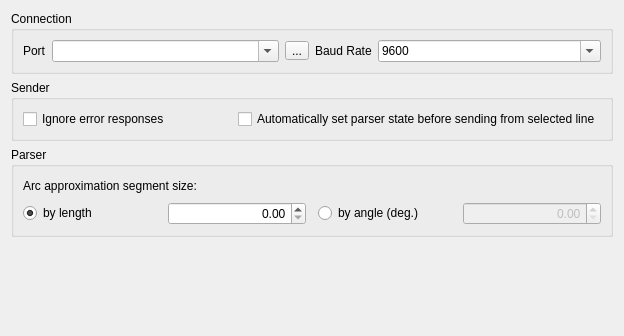
First picture: the form in View/Settings/ConnectionSettingsForm.ui, repository octronic-uk/Candle, before the edit.
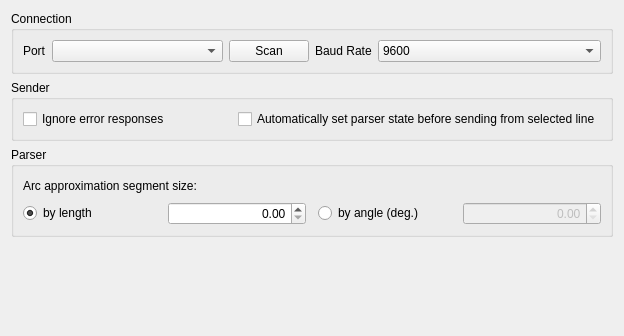
Second picture: the form after the edit. Icons and pictures are not drawn.

Commit message: Settings model work

Patch:
```diff
--- a/View/Settings/ConnectionSettingsForm.ui
+++ b/View/Settings/ConnectionSettingsForm.ui
@@ -44,14 +44,14 @@
            </sizepolicy>
           </property>
           <property name="editable">
-           <bool>true</bool>
+           <bool>false</bool>
           </property>
          </widget>
         </item>
         <item>
-         <widget class="QToolButton" name="serialPortRefreshButton">
+         <widget class="QPushButton" name="serialPortRefreshButton">
           <property name="sizePolicy">
-           <sizepolicy hsizetype="Fixed" vsizetype="Fixed">
+           <sizepolicy hsizetype="Minimum" vsizetype="Minimum">
             <horstretch>0</horstretch>
             <verstretch>0</verstretch>
            </sizepolicy>
@@ -62,15 +62,16 @@
             <height>32</height>
            </size>
           </property>
+          <property name="font">
+           <font>
+            <kerning>false</kerning>
+           </font>
+          </property>
           <property name="styleSheet">
-           <string notr="true">padding: 0 1 0 2;</string>
+           <string notr="true"/>
           </property>
           <property name="text">
-           <string>...</string>
-          </property>
-          <property name="icon">
-           <iconset resource="../../Resources/Images.qrc">
-            <normaloff>:/Images/PNG/refresh.png</normaloff>:/Images/PNG/refresh.png</iconset>
+           <string>Scan</string>
           </property>
          </widget>
         </item>
@@ -94,7 +95,7 @@
            </sizepolicy>
           </property>
           <property name="editable">
-           <bool>true</bool>
+           <bool>false</bool>
           </property>
           <property name="currentText">
            <string notr="true">9600</string>
```
Left out of the diff: 10 changed lines with no effect on the pictures. The commit also changes 65 other files.
